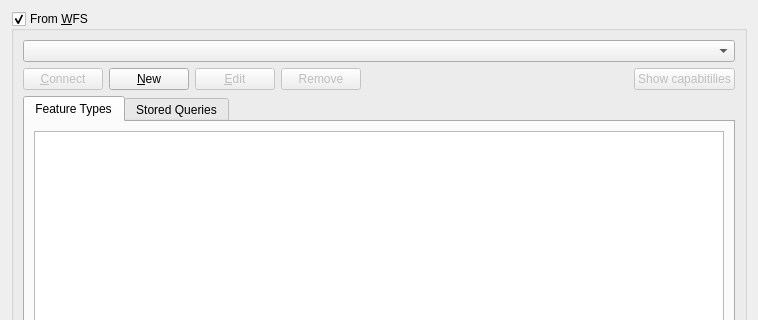
First picture: the form in gml_application_schema_toolbox/ui/download_wfs2_panel.ui, repository BRGM/gml_application_schema_toolbox, before the edit; both pictures show x 0 to 758 and y 0 to 320 of the 758 by 773 pixel window.
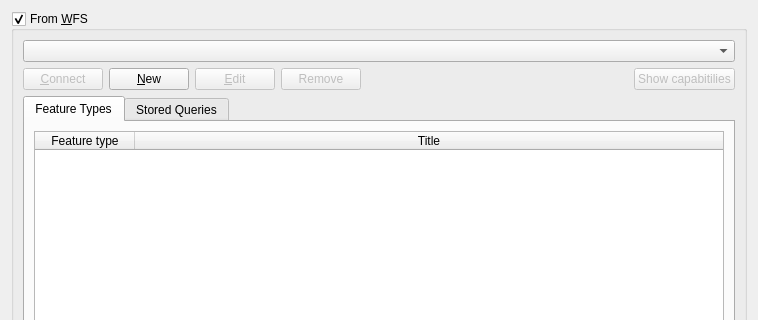
Second picture: the form after the edit. Custom widgets are drawn as their Qt base class.

Commit message: Add a title to feature types

Diff of the .ui file:
```diff
--- a/gml_application_schema_toolbox/ui/download_wfs2_panel.ui
+++ b/gml_application_schema_toolbox/ui/download_wfs2_panel.ui
@@ -110,13 +110,26 @@
          </attribute>
          <layout class="QVBoxLayout" name="verticalLayout_5">
           <item>
-           <widget class="QListWidget" name="featureTypesListWidget">
-            <property name="toolTip">
-             <string>&lt;html&gt;&lt;head/&gt;&lt;body&gt;&lt;p&gt;Choose the feature type to download.&lt;/p&gt;&lt;/body&gt;&lt;/html&gt;</string>
+           <widget class="QTableWidget" name="featureTypesTableWidget">
+            <property name="selectionBehavior">
+             <enum>QAbstractItemView::SelectRows</enum>
             </property>
-            <property name="selectionMode">
-             <enum>QAbstractItemView::SingleSelection</enum>
-            </property>
+            <attribute name="horizontalHeaderStretchLastSection">
+             <bool>true</bool>
+            </attribute>
+            <attribute name="verticalHeaderVisible">
+             <bool>false</bool>
+            </attribute>
+            <column>
+             <property name="text">
+              <string>Feature type</string>
+             </property>
+            </column>
+            <column>
+             <property name="text">
+              <string>Title</string>
+             </property>
+            </column>
            </widget>
           </item>
          </layout>
```
The commit also changes 1 other file.
